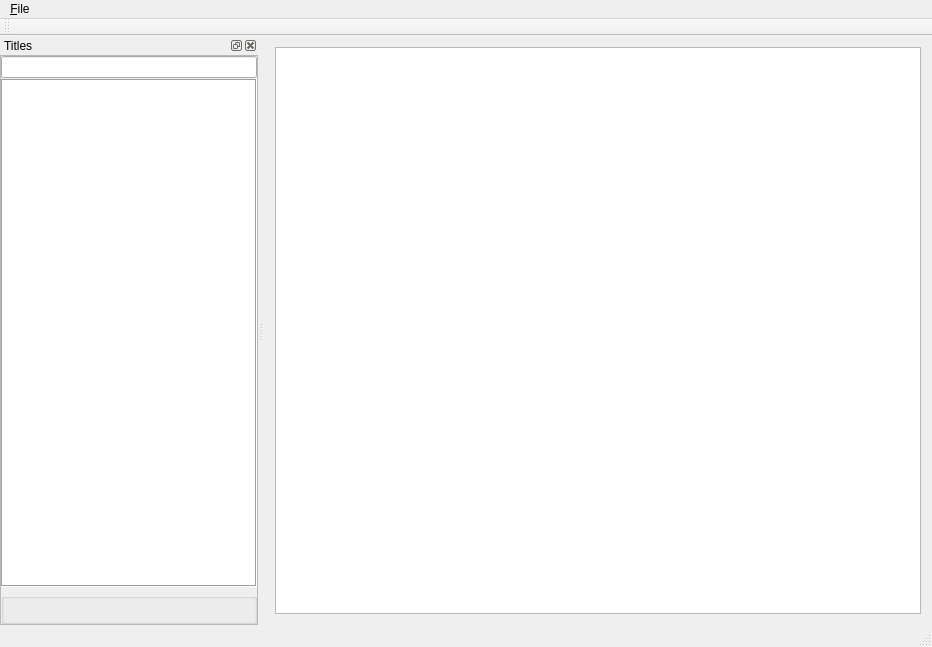
Old version of the form mainwindow.ui in the repository ijprest/GCDCollector.
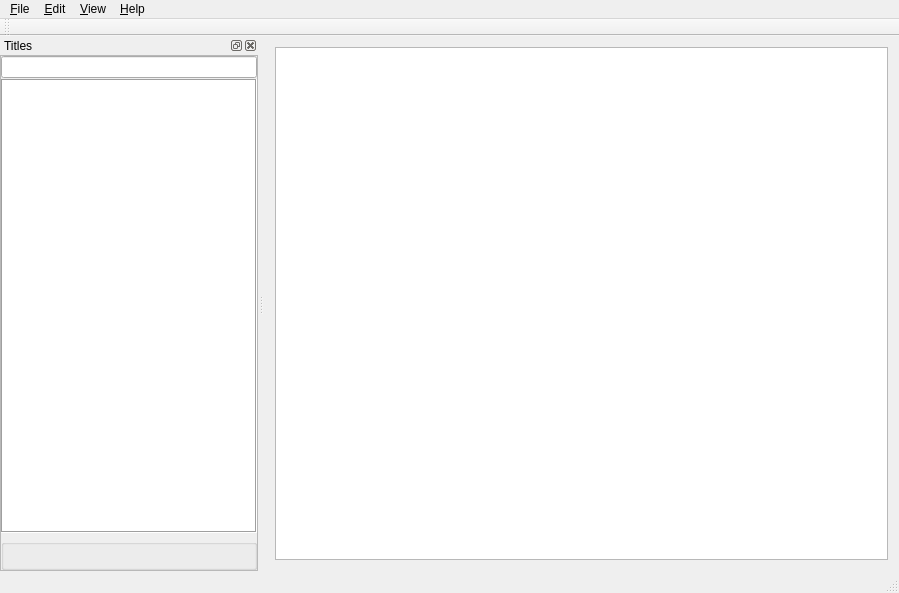
New version of the form. Custom widgets are drawn as their Qt base class.

Commit message: First stab at an 'Add Comics' dialog

```diff
--- a/mainwindow.ui
+++ b/mainwindow.ui
@@ -6,8 +6,8 @@
    <rect>
     <x>0</x>
     <y>0</y>
-    <width>932</width>
-    <height>647</height>
+    <width>899</width>
+    <height>593</height>
    </rect>
   </property>
   <property name="windowTitle">
@@ -56,7 +56,7 @@
     <rect>
      <x>0</x>
      <y>0</y>
-     <width>932</width>
+     <width>899</width>
      <height>22</height>
     </rect>
    </property>
@@ -67,8 +67,31 @@
     <addaction name="action_New"/>
     <addaction name="action_Open"/>
     <addaction name="action_Close"/>
+    <addaction name="separator"/>
+    <addaction name="action_Exit"/>
+   </widget>
+   <widget class="QMenu" name="menu_Edit">
+    <property name="title">
+     <string>&amp;Edit</string>
+    </property>
+    <addaction name="action_AddComics"/>
+   </widget>
+   <widget class="QMenu" name="menu_Help">
+    <property name="title">
+     <string>&amp;Help</string>
+    </property>
+    <addaction name="action_About"/>
+    <addaction name="action_AboutQt"/>
+   </widget>
+   <widget class="QMenu" name="menu_View">
+    <property name="title">
+     <string>&amp;View</string>
+    </property>
    </widget>
    <addaction name="menu_File"/>
+   <addaction name="menu_Edit"/>
+   <addaction name="menu_View"/>
+   <addaction name="menu_Help"/>
   </widget>
   <widget class="QToolBar" name="mainToolBar">
    <attribute name="toolBarArea">
```
Left out of the diff: 26 changed lines with no effect on the pictures. The commit also changes 7 other files.
